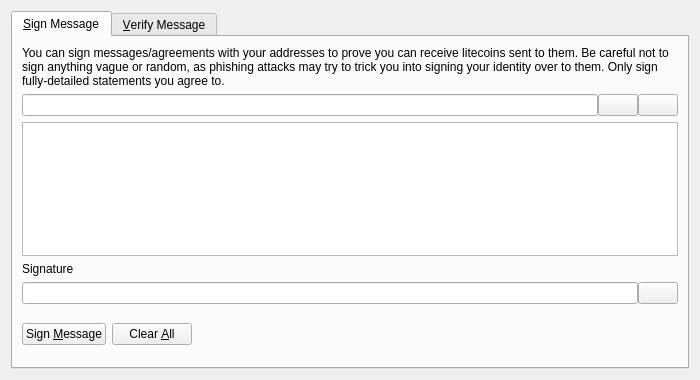
Qt form src/qt/forms/signverifymessagedialog.ui (guestroot/SPX) before a commit.
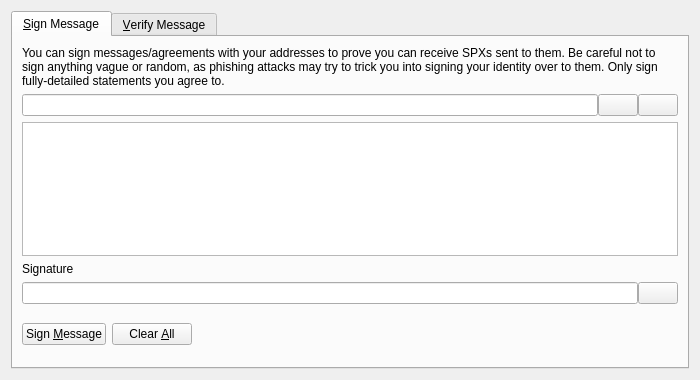
The same form after that commit. Icons and pictures are not drawn. Custom widgets are drawn as their Qt base class.

What changed in the file:
```diff
--- a/src/qt/forms/signverifymessagedialog.ui
+++ b/src/qt/forms/signverifymessagedialog.ui
@@ -30,7 +30,7 @@
        <item>
         <widget class="QLabel" name="infoLabel_SM">
          <property name="text">
-          <string>You can sign messages/agreements with your addresses to prove you can receive litecoins sent to them. Be careful not to sign anything vague or random, as phishing attacks may try to trick you into signing your identity over to them. Only sign fully-detailed statements you agree to.</string>
+          <string>You can sign messages/agreements with your addresses to prove you can receive SPXs sent to them. Be careful not to sign anything vague or random, as phishing attacks may try to trick you into signing your identity over to them. Only sign fully-detailed statements you agree to.</string>
          </property>
          <property name="textFormat">
           <enum>Qt::PlainText</enum>
```
Left out of the diff: 8 changed lines with no effect on the pictures.
